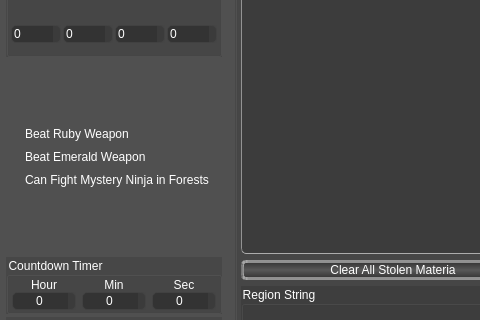
Old version of the form mainwindow.ui in the repository sithlord48/blackchocobo; both pictures show x 0 to 480 and y 183 to 503 of the 766 by 593 pixel window.
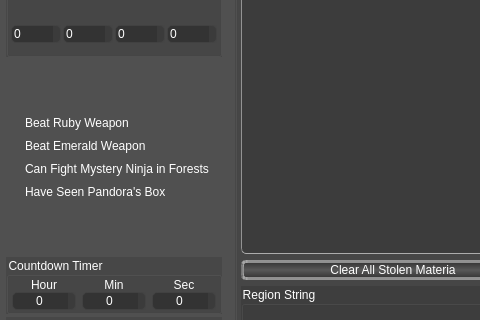
New version of the form. The open tabs and pages were chosen to show the change. Icons and pictures are not drawn.

Commit message: FF7Save: added exportFile as generic export action, Fixed Corrupted File header between vmc format types (ie. mc -> vgs , dex -> psp) found bit for  Pandoras Box . CharEditor: Fixed sometimes not setting data correctly on maxEquip(); MainWindow: Added Check for Pandora Box, on maxing a character set equip before stats.

What changed in the file:
```diff
--- a/mainwindow.ui
+++ b/mainwindow.ui
@@ -6091,6 +6091,13 @@
             </property>
            </widget>
           </item>
+          <item>
+           <widget class="QCheckBox" name="cbPandorasBox">
+            <property name="text">
+             <string>Have Seen Pandora's Box</string>
+            </property>
+           </widget>
+          </item>
           <item>
            <spacer name="verticalSpacer">
             <property name="orientation">
```
Left out of the diff: 18 changed lines with no effect on the pictures. The commit also changes 5 other files.
